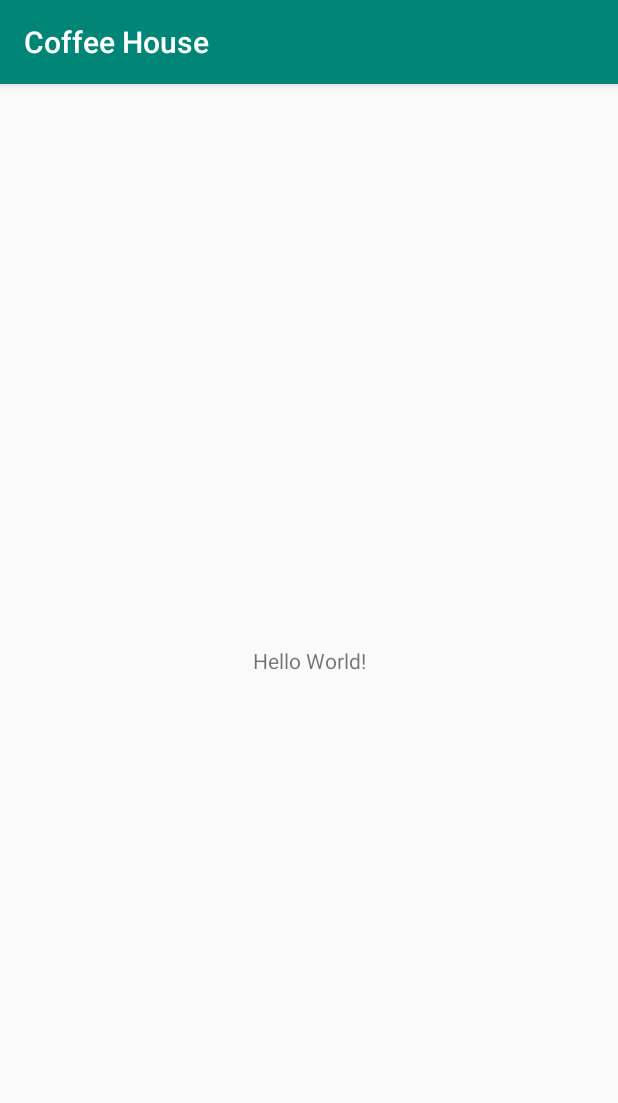
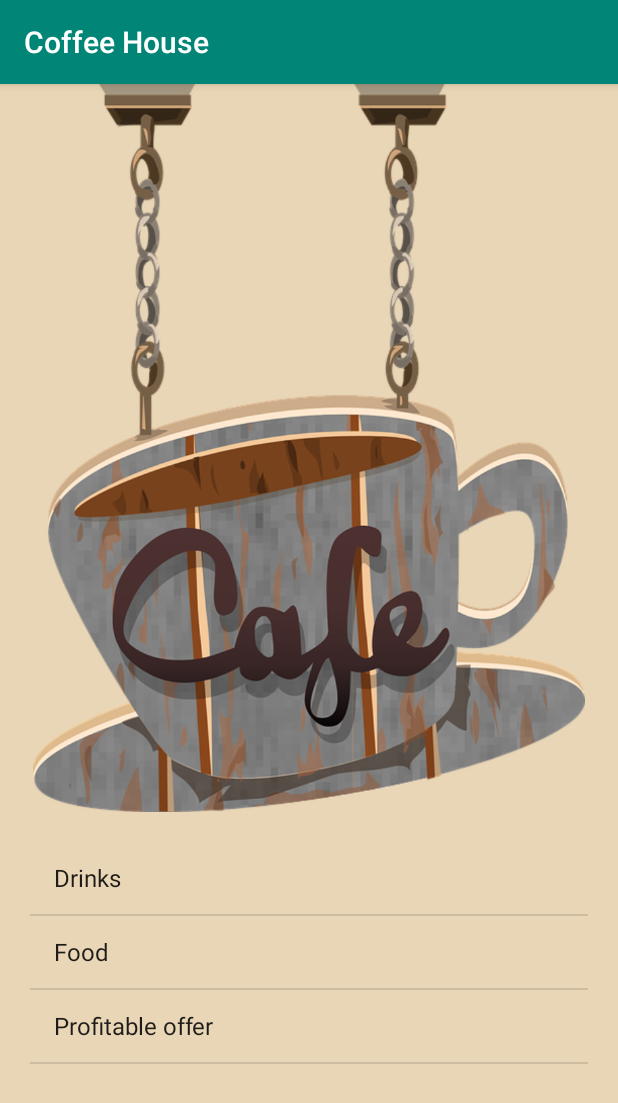
Before and after one commit to Julia-Anish/CoffeeHouse, an Android app: the screen it shows after launch (MainActivity), on a phone screen of 412 x 824 dp. Shown: the top 1103 px of the screen. Run offline under Robolectric (Android 15) with nearby library versions, the phone set to English and light mode, and no system bars.

Commit message:
Completed the design of the Main Activity. Add listView with categories and imageView

```diff
--- a/app/build.gradle
+++ b/app/build.gradle
@@ -26,4 +26,5 @@ dependencies {
     testImplementation 'junit:junit:4.12'
     androidTestImplementation 'androidx.test.ext:junit:1.1.0'
     androidTestImplementation 'androidx.test.espresso:espresso-core:3.1.1'
+    implementation 'androidx.recyclerview:recyclerview:1.1.0'
 }
--- a/app/src/main/res/layout/activity_main.xml
+++ b/app/src/main/res/layout/activity_main.xml
@@ -1,18 +1,26 @@
 <?xml version="1.0" encoding="utf-8"?>
-<androidx.constraintlayout.widget.ConstraintLayout xmlns:android="http://schemas.android.com/apk/res/android"
+<LinearLayout xmlns:android="http://schemas.android.com/apk/res/android"
     xmlns:app="http://schemas.android.com/apk/res-auto"
     xmlns:tools="http://schemas.android.com/tools"
     android:layout_width="match_parent"
     android:layout_height="match_parent"
+    android:background="@color/colorAccent"
+    android:orientation="vertical"
     tools:context=".MainActivity">
 
-    <TextView
-        android:layout_width="wrap_content"
-        android:layout_height="wrap_content"
-        android:text="Hello World!"
-        app:layout_constraintBottom_toBottomOf="parent"
-        app:layout_constraintLeft_toLeftOf="parent"
-        app:layout_constraintRight_toRightOf="parent"
-        app:layout_constraintTop_toTopOf="parent" />
+    <ImageView
+        android:id="@+id/imageView"
+        android:layout_width="match_parent"
+        android:layout_height="0dp"
+        android:contentDescription="@string/logo"
+        app:srcCompat="@drawable/coffeehouse"
+        android:layout_weight="4"/>
 
-</androidx.constraintlayout.widget.ConstraintLayout>
+    <ListView
+        android:id="@+id/list"
+        android:layout_width="match_parent"
+        android:layout_height="0dp"
+        android:entries="@array/options"
+        android:layout_margin="20dp"
+        android:layout_weight="2"/>
+</LinearLayout>
--- a/app/src/main/res/values/colors.xml
+++ b/app/src/main/res/values/colors.xml
@@ -2,5 +2,5 @@
 <resources>
     <color name="colorPrimary">#008577</color>
     <color name="colorPrimaryDark">#00574B</color>
-    <color name="colorAccent">#D81B60</color>
+    <color name="colorAccent">#E9D6B6</color>
 </resources>
--- a/app/src/main/res/values/strings.xml
+++ b/app/src/main/res/values/strings.xml
@@ -1,3 +1,9 @@
 <resources>
     <string name="app_name">Coffee House</string>
+    <string name="logo">logo</string>
+    <string-array name="options">
+        <item>Drinks</item>
+        <item>Food</item>
+        <item>Profitable offer</item>
+    </string-array>
 </resources>
```
Also changed, not shown: app/src/main/res/drawable/coffee1.png (added), app/src/main/res/drawable/coffeehouse.png (added), 1 other file.
